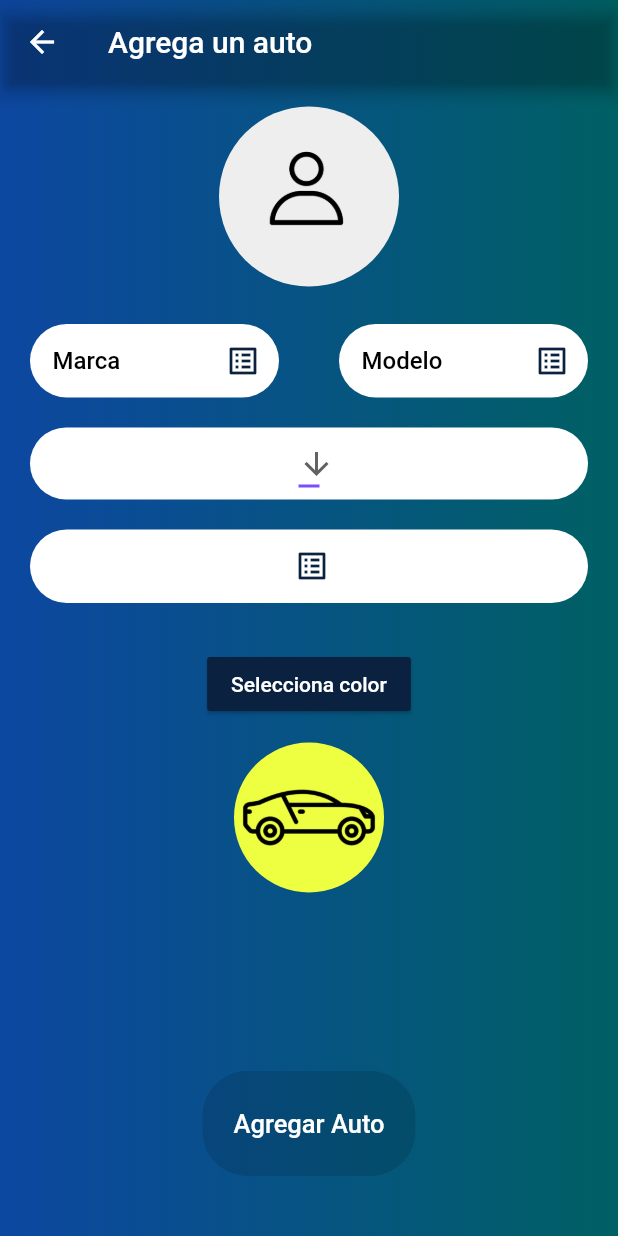
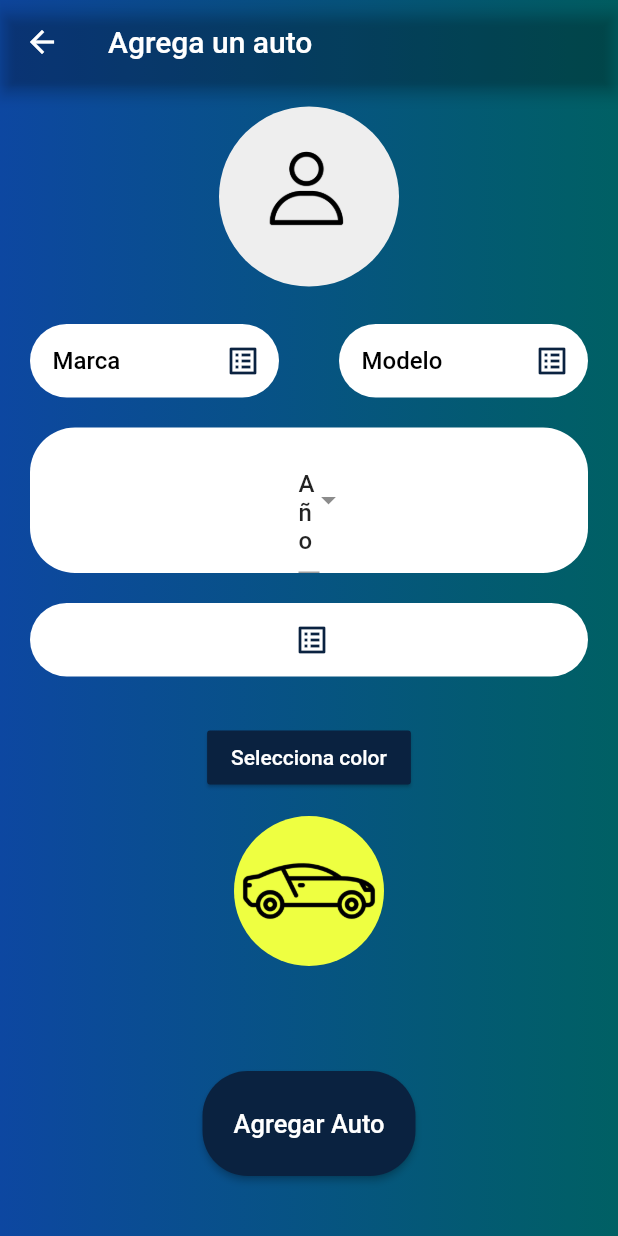
Before and after one commit to Abdielcoder/CAWA, a Flutter app: the CLientCarCreatePage screen opened by its route, on a phone screen of 412 x 824 dp. Run offline on Flutter 3.47's test engine with Material 2 defaults, Android fonts, the phone set to English and light mode, and no system bars; drawn by our look-alikes of dropdown_search; our stand-ins replace awesome_dialog, firebase_core, firebase_messaging, flutter_colorpicker, flutter_credit_card, flutter_custom_clippers and 15 more; missing offline and left inert: auto_reload, flutter_polyline_points, geocode, stripe_payment; accounts and stored records are empty; statements that could not run were skipped.

Commit message:
CAWA48 - GET DATA FROM DROPDOWNBUTTON

```diff
--- a/lib/src/pages/client/create/client_car_create_controller.dart
+++ b/lib/src/pages/client/create/client_car_create_controller.dart
@@ -13,6 +13,19 @@ import 'package:uber_clone_flutter/src/utils/shared_pref.dart';
 import '../../../models/car.dart';
 
 class ClientCarCreateController {
+
+  String selectedValue;
+
+  var language = <String>['English', 'Espanol'];
+
+  void onSelected(String value) {
+    selectedValue = value;
+
+
+    print(selectedValue);
+  }
+
+
   //CONTEX APP
   BuildContext context;
   Function refresh;
@@ -20,6 +33,8 @@ class ClientCarCreateController {
   TextEditingController marcaController = new TextEditingController();
   TextEditingController modeloController = new TextEditingController();
   TextEditingController placaController = new TextEditingController();
+  DropdownButton  yearCar = new DropdownButton();
+
   PickedFile pickedFile;
   // CategoriesProvider _categoriesProvider = new CategoriesProvider();
   User user;
@@ -39,6 +54,11 @@ class ClientCarCreateController {
     String marca = marcaController.text;
     String modelo = modeloController.text;
     String placa = placaController.text;
+
+    print("Marca del vehículo : ${marca}");
+    print("Módelo del vehículo : ${modelo}");
+    print("Placa del vehículo : ${placa}");
+
     //VALIDATED INFO
     if (marca.isEmpty || modelo.isEmpty || placa.isEmpty) {
       MySnackbar.show(context, 'Debe ingresar todos los campos');
@@ -65,6 +85,7 @@ class ClientCarCreateController {
       placaController.text = '';
     }
 */
+
   }
 
   //IMG FROM GALLERY OR CAMERA
--- a/lib/src/pages/client/create/client_car_create_page.dart
+++ b/lib/src/pages/client/create/client_car_create_page.dart
@@ -4,6 +4,7 @@ import 'package:flutter/scheduler.dart';
 import 'package:uber_clone_flutter/src/pages/client/create/client_car_create_controller.dart';
 import 'package:uber_clone_flutter/src/utils/my_colors.dart';
 import 'package:flutter_colorpicker/flutter_colorpicker.dart';
+import 'package:dropdown_search/dropdown_search.dart';
 
 class CLientCarCreatePage extends StatefulWidget {
   const CLientCarCreatePage({Key key}) : super(key: key);
@@ -20,6 +21,7 @@ class _CLientCarCreatePageState extends State<CLientCarCreatePage> {
   String dropdownValue = 'Año';
   //SET COLOR TO CURRENT COLOR
   void changeColor(Color color) => setState(() => currentColor = color);
+
   @override
   void initState() {
 
@@ -108,6 +110,7 @@ class _CLientCarCreatePageState extends State<CLientCarCreatePage> {
       ],
     );
   }
+
 
   Widget _changeColor(){
     return Container(
@@ -220,6 +223,7 @@ class _CLientCarCreatePageState extends State<CLientCarCreatePage> {
   Widget _textFieldYear() {
 
     return Container(
+
       alignment: Alignment.center,
       padding: EdgeInsets.symmetric(horizontal: 179),
       margin: EdgeInsets.symmetric(horizontal: 20, vertical: 10),
@@ -227,34 +231,42 @@ class _CLientCarCreatePageState extends State<CLientCarCreatePage> {
           color: Colors.white,
           borderRadius: BorderRadius.circular(30)
       ),
-      child:DropdownButton<String>(
-        isExpanded: true,
-        value: dropdownValue,
-        alignment: Alignment.center,
-        icon: const Icon(Icons.arrow_downward),
-        elevation: 16,
-        style: const TextStyle(
+      child:DropdownSearch<String>(
+        popupBackgroundColor: Colors.grey[200],
+        mode: Mode.MENU,
 
-            color: Colors.black,
-            fontSize: 17,
-            fontWeight: FontWeight.bold),
-        underline: Container(
+        showSelectedItems: true,
+          items: <String>['AÑO', '2022', '2021', '2020','2019','2018','2017','2016','2015'
+          ,'2014','2013','2012','2011','2010','2009','2008','2007','2006','2005','2004',
+          '2003','2002','2001','2000','1999','1998','1997','1996','1995','1994','1993',
+            '1992','1991','1990','1989','1988','1987','1986','1985','1984','1983','1982',
+          '1981','1980','1979','1978','1977','1976','1975','1974','1973','1972','1971',
+          '1970','1969','1968','1967','1966','1965','1964','1963','1962','1961','1960',
+          '1959','1958','1957','1956','1955','1954','1953','1952','1951','1950','OTRO'],
 
-          height: 2,
-          color: Colors.deepPurpleAccent,
-        ),
+        dropdownSearchDecoration: InputDecoration(
+        labelText: "Selecciona Año",
+        hintText: "AÑo",
+
+          fillColor: Colors.white,
+          focusedBorder: UnderlineInputBorder(
+            borderSide: BorderSide(color: Colors.white),
+          ),
+      ),
+
         onChanged: (String newValue) {
           setState(() {
+            _con.onSelected(newValue);
             dropdownValue = newValue;
           });
         },
-        items: <String>['Año', '2022', '2021', '2020']
-            .map<DropdownMenuItem<String>>((String value) {
-          return DropdownMenuItem<String>(
-            value: value,
-            child: Text(value),
-          );
-        }).toList(),
+        selectedItem: "Año",
+        //     .map<DropdownMenuItem<String>>((String value) {
+        //   return DropdownMenuItem<String>(
+        //     value: value,
+        //     child: Text(value),
+        //   );
+        // }).toList(),
       )
 
         );
@@ -286,6 +298,7 @@ class _CLientCarCreatePageState extends State<CLientCarCreatePage> {
       ),
     );
   }
+
 
   // Widget _textFieldDescription() {
   //   return Container(
@@ -347,7 +360,7 @@ class _CLientCarCreatePageState extends State<CLientCarCreatePage> {
       width: double.infinity,
       margin: EdgeInsets.symmetric(horizontal: 135, vertical: 40),
       child: ElevatedButton(
-        onPressed: _con.createCategory,
+        onPressed: _con.createCar,
         child: Text('Agregar Auto',
         style: TextStyle(
           fontSize: 17.0,
--- a/pubspec.yaml
+++ b/pubspec.yaml
@@ -56,6 +56,7 @@ dependencies:
   awesome_dialog: ^2.1.2
   google_sign_in: ^5.3.0
   flutter_colorpicker: ^1.0.3
+  dropdown_search: ^3.0.1
 
 flutter_icons:
   image_path: "assets/img/logo.png"
```
Also changed, not shown: pubspec.lock.
